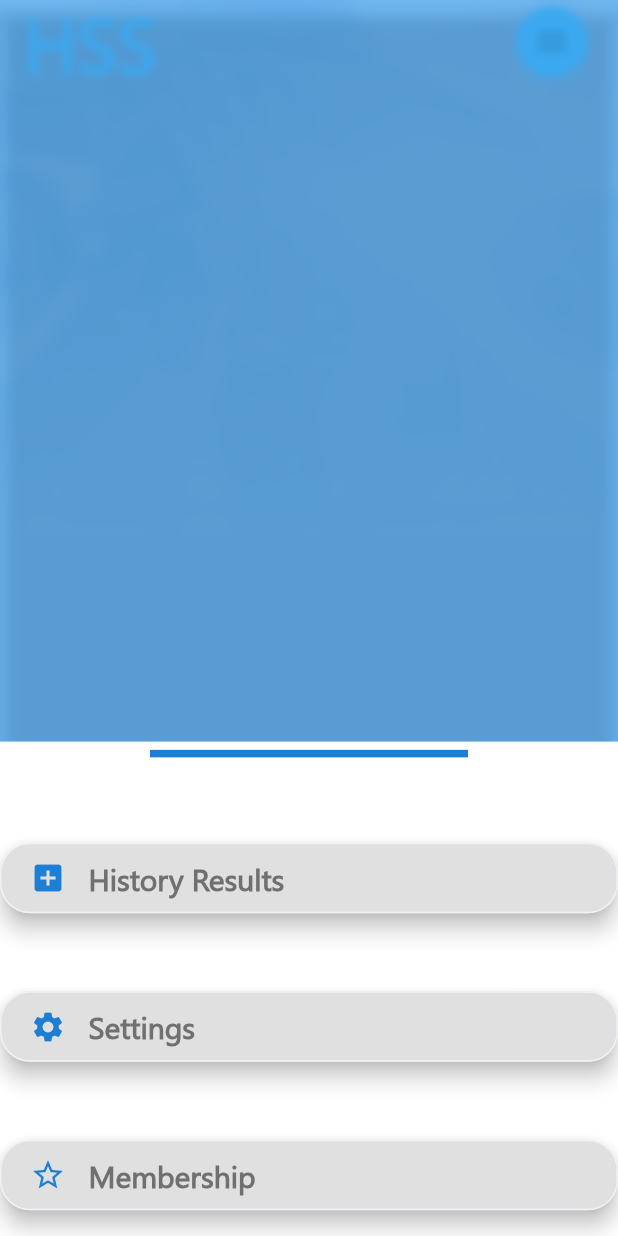
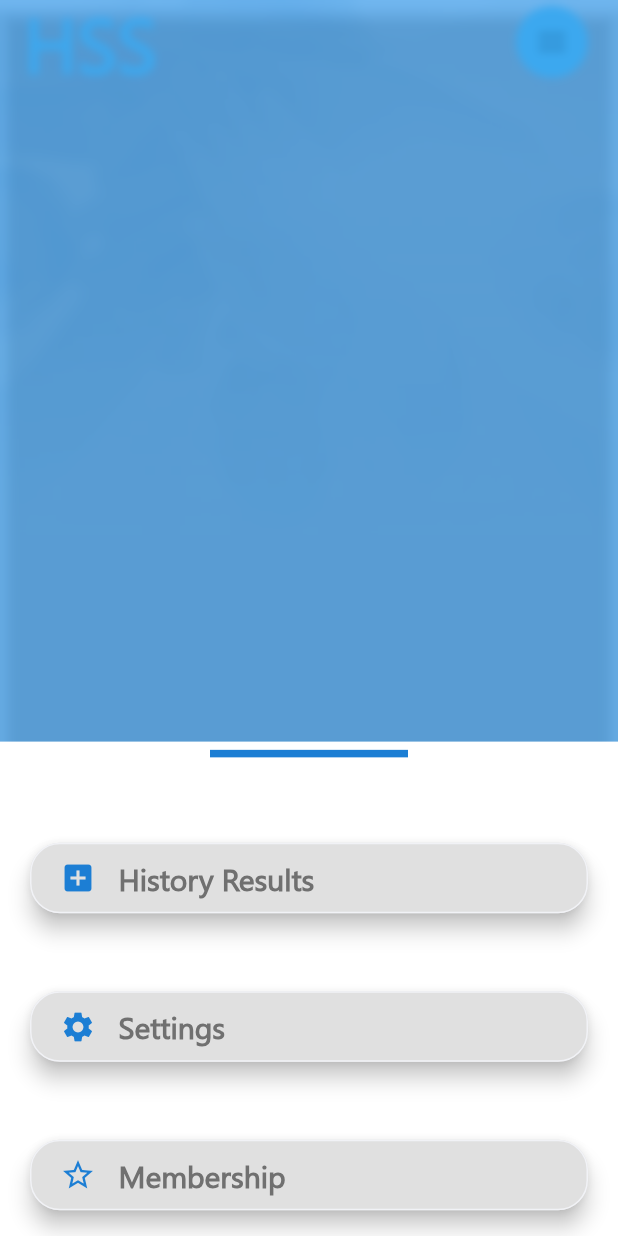
Before and after one commit to KMaslar/HSS_app, a Flutter app: the screen it shows after launch, on a phone screen of 412 x 824 dp. Run offline on Flutter 3.47's test engine with Material 2 defaults, Android fonts, the phone set to English and light mode, and no system bars.

Commit message:
Update main.dart

```diff
--- a/lib/main.dart
+++ b/lib/main.dart
@@ -90,14 +90,16 @@ class _MyScreenState extends State<MyScreen> {
                           controller: scrollController,
                           itemCount: 1,
                           itemBuilder: (BuildContext context, int index){
-                            return Column(
+                            return Padding(
+                              padding: const EdgeInsets.only(left: 20.0, right: 20.0),
+                              child: Column(
                                    mainAxisAlignment: MainAxisAlignment.spaceBetween,
-                                 crossAxisAlignment: CrossAxisAlignment.stretch,
+                                   crossAxisAlignment: CrossAxisAlignment.center,
                                   children: [
                                     Divider(
                                       color: Color(0xFF1C7ED4),
-                                    indent: 100.0,
-                                    endIndent: 100.0,
+                                      indent: 120.0,
+                                      endIndent: 120.0,
                                       thickness: 5.0,
                                     ),
                                     ButtomIcon(
@@ -113,6 +115,7 @@ class _MyScreenState extends State<MyScreen> {
                                       iconType: Icons.autorenew,
                                       iconText: 'Transactions',),
                                   ],
+                                ),
                             );
                           }),
                     );
```
Lines whose indentation alone changed are shown as unchanged.
